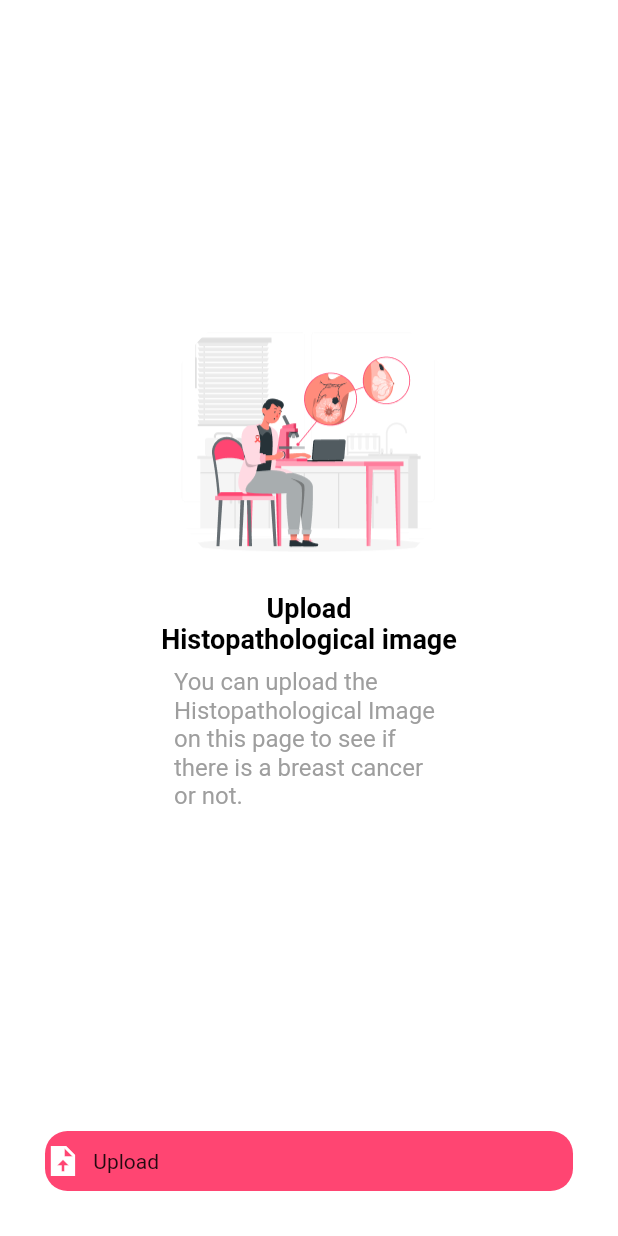
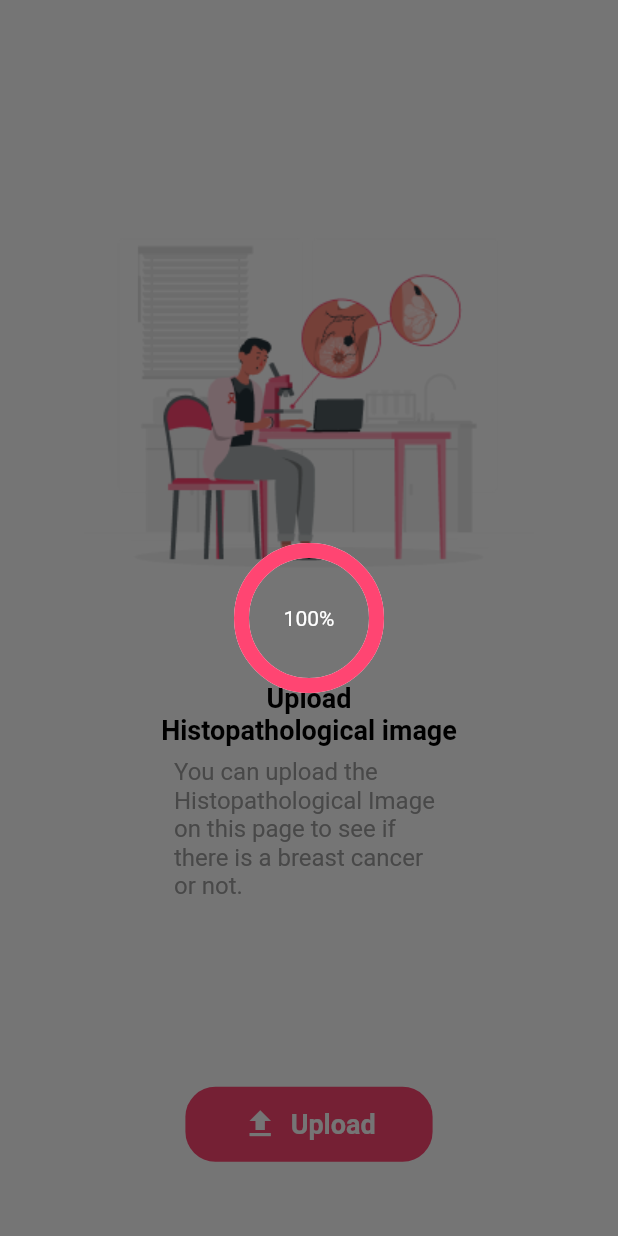
Before and after one commit to EyadSaadMo/tasks, a Flutter app: the screen it shows after launch, after a tap on "Upload", on a phone screen of 412 x 824 dp. Run offline on Flutter 3.47's test engine with Material 2 defaults, Android fonts, the phone set to English and light mode, and no system bars; drawn by our look-alikes of percent_indicator.

Commit message:
finish task1

```diff
--- a/lib/feature/splash/presentation/widgets/main_button.dart
+++ b/lib/feature/splash/presentation/widgets/main_button.dart
@@ -1,6 +1,5 @@
 import 'package:flutter/material.dart';
 import 'package:test1/core/colors/colors.dart';
-import 'package:test1/core/utilities/media_query.dart';
 
 class MainButton extends StatelessWidget {
   final Widget widget;
@@ -23,7 +22,7 @@ class MainButton extends StatelessWidget {
           color: ColorManager.kSplashColor,
           borderRadius: BorderRadius.circular(15.0),
         ),
-        child: widget,
+        child: Center(child: widget),
       ),
     );
   }
--- a/lib/feature/upload_image/upload_image_screen.dart
+++ b/lib/feature/upload_image/upload_image_screen.dart
@@ -1,4 +1,5 @@
 import 'package:flutter/material.dart';
+import 'package:percent_indicator/percent_indicator.dart';
 import 'package:test1/core/colors/colors.dart';
 import 'package:test1/feature/splash/presentation/widgets/main_button.dart';
 
@@ -17,22 +18,24 @@ class _UploadImageState extends State<UploadImage> {
   Widget build(BuildContext context) {
     return Scaffold(
       backgroundColor: ColorManager.kWhiteColor,
-      body: Padding(
-        padding: const EdgeInsets.all(30),
-        child: Column(
+      body: Column(
         mainAxisAlignment: MainAxisAlignment.center,
         children: [
           SizedBox(
-              height: kHeight(context) * 0.2,
+            height: kHeight(context) * 0.1,
           ),
-            Container(
-              width: 200,
-              height: 200,
+          Expanded(
+            flex: 3,
+            child: Container(
               decoration: const BoxDecoration(
                   shape: BoxShape.circle,
-                  image: const DecorationImage(
+                  image: DecorationImage(
                       image: AssetImage('assets/images/fImage.png'))),
             ),
+          ),
+          Column(
+            mainAxisAlignment: MainAxisAlignment.spaceBetween,
+            children: [
               const Text(
                 AppStrings.upload,
                 style: TextStyle(
@@ -54,29 +57,133 @@ class _UploadImageState extends State<UploadImage> {
                 width: 180,
                 child: const Text(
                   AppStrings.uploadImage,
-                style: TextStyle(fontSize: 16, color: ColorManager.kgreyColor),
+                  style:
+                      TextStyle(fontSize: 16, color: ColorManager.kgreyColor),
                 ),
               ),
-            const Expanded(child: SizedBox()),
+            ],
+          ),
+          Expanded(child: SizedBox()),
+          InkWell(
+            onTap: () {
+              showDialog(
+                context: context,
+                builder: ((context) => CircularPercentIndicator(
+                      radius: 50,
+                      onAnimationEnd: (() {
+                        showDialog(
+                          context: context,
+                          builder: (context) => Center(
+                            child: Padding(
+                              padding: const EdgeInsets.all(20.0),
+                              child: Material(
+                                elevation: 20,
+                                child: Container(
+                                  width: kWidth(context) / 1.5,
+                                  height: kHeight(context) / 2.5,
+                                  child: Column(
+                                    children: [
+                                      Container(
+                                        width: kWidth(context),
+                                        height: kHeight(context) / 3.75,
+                                        decoration: BoxDecoration(
+                                            color: ColorManager.kWhiteColor,
+                                            image: DecorationImage(
+                                                image: AssetImage(
+                                                    'assets/images/r1.png'))),
+                                      ),
+                                      // SizedBox(
+                                      //   height: kHeight(context) * 0.04,
+                                      // ),
+                                      Text(
+                                        'The Result is:',
+                                        style: TextStyle(fontSize: 18),
+                                      ),
                                       SizedBox(
-              child: MainButton(
-                  widget: Row(
+                                        height: kHeight(context) * 0.02,
+                                      ),
+                                      Text(
+                                        'Bengin',
+                                        style: TextStyle(
+                                            fontSize: 22,
+                                            color: Colors.green,
+                                            fontWeight: FontWeight.bold),
+                                      ),
+                                      Row(
+                                        children: [
+                                          Expanded(child: SizedBox()),
+                                          // Spacer(),
+                                          InkWell(
+                                            onTap: () {
+                                              Navigator.pop(context);
+                                            },
+                                            child: const Padding(
+                                              padding: EdgeInsets.symmetric(
+                                                  horizontal: 20),
+                                              child: Text(
+                                                'Cancel',
+                                                style: TextStyle(
+                                                    fontSize: 18,
+                                                    color: Colors.red),
+                                              ),
+                                            ),
+                                          ),
+                                        ],
+                                      ),
+                                    ],
+                                  ),
+                                ),
+                              ),
+                            ),
+                          ),
+                        );
+                      }),
+                      lineWidth: 10.0,
+                      animation: true,
+                      percent: 1,
+                      progressColor: ColorManager.kSplashColor,
+                      backgroundColor: ColorManager.kWhiteColor,
+                      // center: Image.asset('assets/images/Progress.png'),
+                      center: Text(
+                        '100%',
+                        style: TextStyle(color: ColorManager.kWhiteColor),
+                      ),
+                    )),
+              );
+            },
+            child: Container(
+              width: kWidth(context) / 2.5,
+              height: 50,
+              decoration: BoxDecoration(
+                color: ColorManager.kSplashColor,
+                borderRadius: BorderRadius.circular(20.0),
+              ),
+              child: Row(
+                mainAxisAlignment: MainAxisAlignment.center,
                 children: [
                   Icon(
-                        Icons.upload_file_sharp,
+                    Icons.upload_sharp,
                     color: ColorManager.kWhiteColor,
                   ),
                   SizedBox(
                     width: kWidth(context) * 0.02,
                   ),
-                      Text(AppStrings.upload)
-                    ],
-                  ),
-                  onPressed: () {}),
+                  Text(
+                    AppStrings.upload,
+                    style: TextStyle(
+                        color: ColorManager.kWhiteColor,
+                        fontSize: 18,
+                        fontWeight: FontWeight.bold),
                   ),
                 ],
               ),
             ),
+          ),
+          SizedBox(
+            height: kHeight(context) * 0.06,
+          )
+        ],
+      ),
     );
   }
 }
--- a/pubspec.yaml
+++ b/pubspec.yaml
@@ -34,7 +34,7 @@ dependencies:
   # The following adds the Cupertino Icons font to your application.
   # Use with the CupertinoIcons class for iOS style icons.
   cupertino_icons: ^1.0.2
-
+  percent_indicator: ^4.0.1
 dev_dependencies:
   flutter_test:
     sdk: flutter
```
Also changed, not shown: assets/images/Progress.png (added), assets/images/r1.png (added), pubspec.lock. Lines whose indentation alone changed are shown as unchanged.
